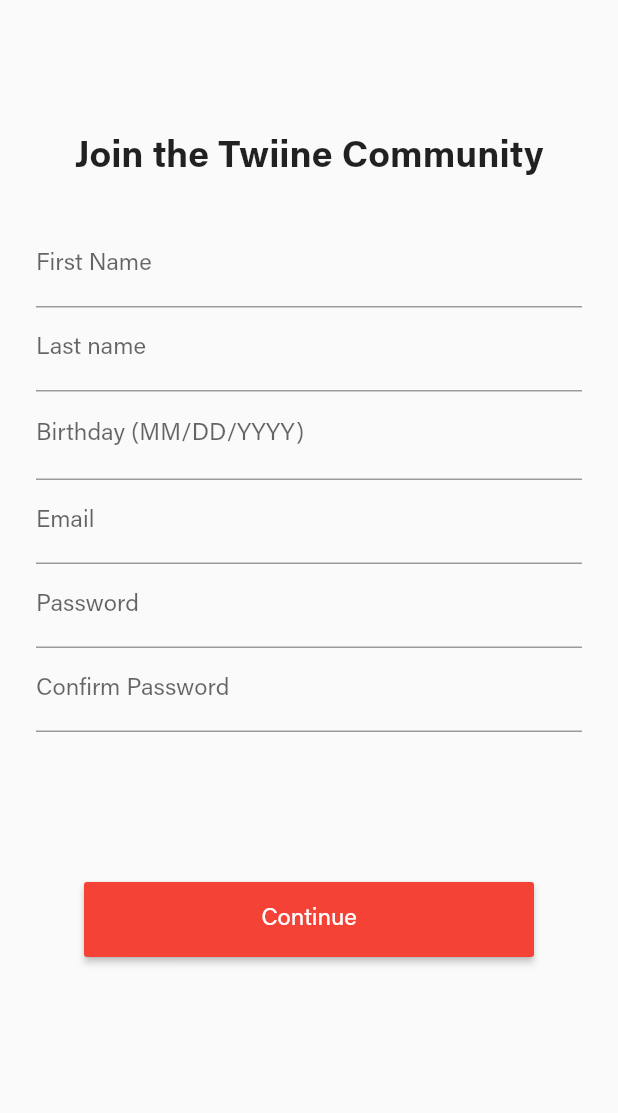
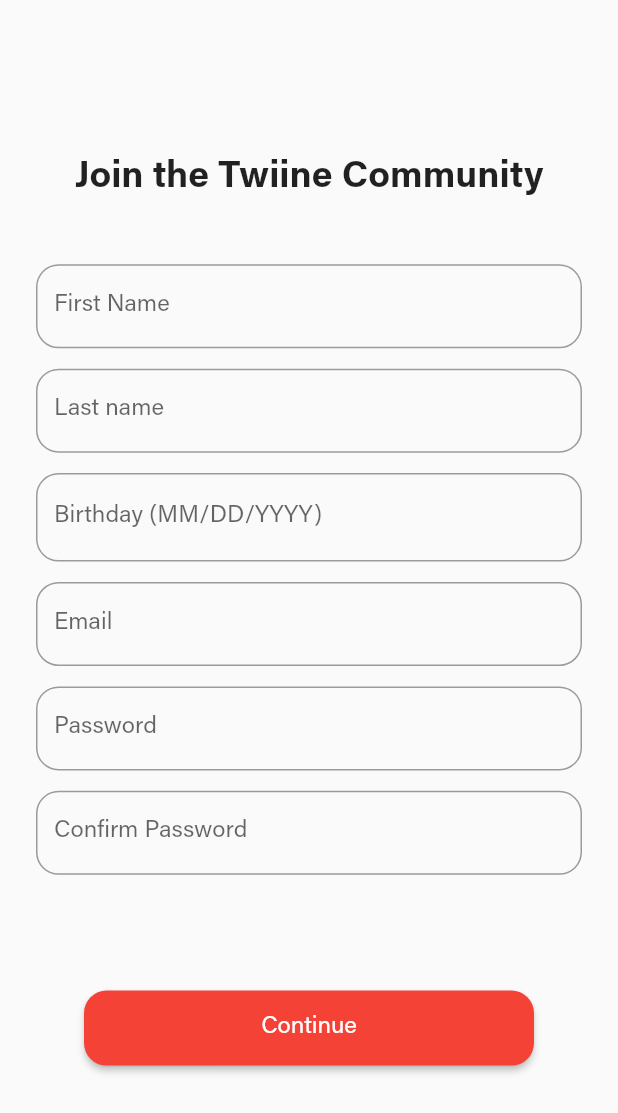
Before and after one commit to Nex-ii/Twiine, a Flutter app: the screen it shows after launch, after a tap on "SIGN UP", on a phone screen of 412 x 824 dp. Shown: the top 1113 px of the screen. Run offline on Flutter 3.47's test engine with Material 2 defaults, Android fonts, the phone set to English and light mode, and no system bars; our stand-ins replace cloud_firestore, cloud_functions, firebase_auth, firebase_storage, flutter_svg, font_awesome_flutter and 6 more; missing offline and left inert: flutter_facebook_login; accounts and stored records are empty; network calls fail.

Commit message:
take the average of grants changes and my changes to the register page

```diff
--- a/lib/main.dart
+++ b/lib/main.dart
@@ -9,7 +9,7 @@ import 'package:twiine/screens/post_login/home/home.dart';
 import 'package:twiine/screens/post_login/addEvent/AddEvent.dart';
 import 'package:twiine/colors.dart';
 import 'package:twiine/screens/pre_login/register/forgot_password/forgot_password.dart';
-import 'package:twiine/screens/pre_login/register/signup/signup.dart';
+import 'package:twiine/screens/pre_login/register/signup/create_account.dart';
 
 void main() => runApp(App());
 
@@ -29,7 +29,7 @@ class App extends StatelessWidget {
         '/': (context) => LoginChecker(),
         '/landing': (context) => LandingPage(),
         '/login': (context) => Login(),
-        '/signup': (context) => SignUp(),
+        '/signup': (context) => CreateAccount(),
         '/home': (context) => Home(),
         '/profile': (context) => Profile(),
         '/forgotPassword': (context) => ForgotPassword(),
--- a/lib/screens/pre_login/register/signup/signup.dart
+++ b/lib/screens/pre_login/register/signup/create_account.dart
@@ -3,17 +3,17 @@ import 'package:flutter/cupertino.dart';
 import 'package:twiine/TwiineApi.dart';
 import 'package:twiine/auth.dart';
 import 'package:shared_preferences/shared_preferences.dart';
+import 'package:twiine/colors.dart';
 import 'package:twiine/screens/pre_login/register/signup/date_picker.dart';
 
-class SignUp extends StatefulWidget {
+class CreateAccount extends StatefulWidget {
   @override
-  // TODO: implement build
   State<StatefulWidget> createState() {
-    return SignUpState();
+    return CreateAccountState();
   }
 }
 
-class SignUpState extends State<SignUp> {
+class CreateAccountState extends State<CreateAccount> {
   TextEditingController _firstNameController = TextEditingController();
   TextEditingController _lastNameController = TextEditingController();
   TextEditingController _birthdayController = TextEditingController();
@@ -31,15 +31,25 @@ class SignUpState extends State<SignUp> {
     );
   }
 
+  var _border = OutlineInputBorder(borderRadius: BorderRadius.circular(15.0));
+  var _focusedBorder = OutlineInputBorder(
+    borderSide: BorderSide(color: TwiineColors.red),
+    borderRadius: BorderRadius.circular(25.0),
+  );
+
   // TextFormField Widgets
   Widget _buildFirstName() {
     return TextFormField(
       controller: _firstNameController,
-      decoration: InputDecoration(labelText: 'First Name'),
+      decoration: InputDecoration(
+        labelText: 'First Name',
+        border: _border,
+        focusedBorder: _focusedBorder,
+      ),
       validator: (String value) {
         if (value.isEmpty) {
           return 'First Name is Required';
-        } else
+        }
         return null;
       },
     );
@@ -48,11 +58,15 @@ class SignUpState extends State<SignUp> {
   Widget _buildLastName() {
     return TextFormField(
       controller: _lastNameController,
-      decoration: InputDecoration(labelText: 'Last name'),
+      decoration: InputDecoration(
+        labelText: 'Last name',
+        border: _border,
+        focusedBorder: _focusedBorder,
+      ),
       validator: (String value) {
         if (value.isEmpty) {
           return 'Last Name is Required';
-        } else
+        }
         return null;
       },
     );
@@ -65,14 +79,18 @@ class SignUpState extends State<SignUp> {
   Widget _buildEmail() {
     return TextFormField(
       controller: _emailController,
-      decoration: InputDecoration(labelText: 'Email'),
+      decoration: InputDecoration(
+        labelText: 'Email',
+        border: _border,
+        focusedBorder: _focusedBorder,
+      ),
       validator: (String value) {
         if (value.isEmpty) {
           return 'Valid Email is Required';
         }
         if (!isValidEmail(value)) {
           return 'Valid Email Address Required';
-        } else
+        }
         return null;
       },
     );
@@ -81,12 +99,19 @@ class SignUpState extends State<SignUp> {
   Widget _buildPassword() {
     return TextFormField(
       controller: _passwordController,
-      decoration: InputDecoration(labelText: 'Password'),
+      decoration: InputDecoration(
+        labelText: 'Password',
+        border: _border,
+        focusedBorder: _focusedBorder,
+      ),
       obscureText: true,
       validator: (String value) {
         if (value.isEmpty) {
           return 'Password is Required';
-        } else
+        }
+        if (value.length < 6) {
+          return 'Password must be at least 6 characters long';
+        }
         return null;
       },
     );
@@ -95,7 +120,11 @@ class SignUpState extends State<SignUp> {
   Widget _buildConfirmPassword() {
     return TextFormField(
       controller: _confirmPasswordController,
-      decoration: InputDecoration(labelText: 'Confirm Password'),
+      decoration: InputDecoration(
+        labelText: 'Confirm Password',
+        border: _border,
+        focusedBorder: _focusedBorder,
+      ),
       obscureText: true,
       validator: (String value) {
         if (value.isEmpty) {
@@ -103,34 +132,13 @@ class SignUpState extends State<SignUp> {
         }
         if (_confirmPasswordController.text != _passwordController.text) {
           return 'Passwords have to match';
-        } else
+        }
         return null;
       },
     );
   }
 
   // validation functions
-  bool isValidDate(String input) {
-    try {
-      List<String> partitionedBirthday = input.split("/");
-      String reformattedBirthday = partitionedBirthday[2] +
-          partitionedBirthday[0] +
-          partitionedBirthday[1];
-      final date = DateTime.parse(reformattedBirthday);
-      final originalFormatString = toOriginalFormatString(date);
-      return reformattedBirthday == originalFormatString;
-    } catch (e) {
-      return false;
-    }
-  }
-
-  String toOriginalFormatString(DateTime dateTime) {
-    final y = dateTime.year.toString().padLeft(4, '0');
-    final m = dateTime.month.toString().padLeft(2, '0');
-    final d = dateTime.day.toString().padLeft(2, '0');
-    return "$y$m$d";
-  }
-
   bool isValidEmail(String input) {
     return RegExp(
             r'^(([^<>()[\]\\.,;:\s@\"]+(\.[^<>()[\]\\.,;:\s@\"]+)*)|(\".+\"))@((\[[0-9]{1,3}\.[0-9]{1,3}\.[0-9]{1,3}\.[0-9]{1,3}\])|(([a-zA-Z\-0-9]+\.)+[a-zA-Z]{2,}))$')
@@ -145,8 +153,11 @@ class SignUpState extends State<SignUp> {
         child: SingleChildScrollView(
           child: Form(
             key: _formKey,
+            child: SizedBox(
+              height: 700,
               child: Column(
-              mainAxisAlignment: MainAxisAlignment.center,
+                // crossAxisAlignment: cross,
+                mainAxisAlignment: MainAxisAlignment.spaceEvenly,
                 children: <Widget>[
                   _buildTitle(),
                   _buildFirstName(),
@@ -155,12 +166,15 @@ class SignUpState extends State<SignUp> {
                   _buildEmail(),
                   _buildPassword(),
                   _buildConfirmPassword(),
-                SizedBox(height: 100),
+                  SizedBox(height: 50),
                   ButtonTheme(
                     minWidth: 300.0,
                     height: 50.0,
                     buttonColor: Colors.red,
                     child: RaisedButton(
+                      shape: RoundedRectangleBorder(
+                        borderRadius: BorderRadius.circular(15.0),
+                      ),
                       child: Text(
                         'Continue',
                         style: TextStyle(color: Colors.white, fontSize: 16),
@@ -184,16 +198,17 @@ class SignUpState extends State<SignUp> {
                                   true,
                                   "email",
                                   _emailController.text,
-                                _passwordController.text
+                                  _passwordController.text,
                                 ),
-                              Navigator.of(context).pushNamed('/navBar')
-                            }
+                                Navigator.of(context).pushNamed('/navBar'),
+                              },
                           },
                         );
                       },
                     ),
                   )
                 ],
+              ),
             ),
           ),
         ),
--- a/lib/screens/pre_login/register/signup/date_picker.dart
+++ b/lib/screens/pre_login/register/signup/date_picker.dart
@@ -23,9 +23,7 @@ class DatePickerFieldState extends State<DatePickerField> {
         builder: (BuildContext context) => SizedBox(
           height: 300,
           child: Container(
-            decoration: BoxDecoration(
-              color: Colors.white
-            ),
+            decoration: BoxDecoration(color: Colors.white),
             child: CupertinoDatePicker(
               mode: CupertinoDatePickerMode.date,
               initialDateTime: DateTime.now(),
@@ -58,11 +56,21 @@ class DatePickerFieldState extends State<DatePickerField> {
 
   @override
   Widget build(BuildContext context) {
+    var _border = OutlineInputBorder(borderRadius: BorderRadius.circular(15.0));
+    var _focusedBorder = OutlineInputBorder(
+      borderSide: const BorderSide(color: Colors.green),
+      borderRadius: BorderRadius.circular(25.0),
+    );
+
     return TextFormField(
       readOnly: true,
       controller: widget.controller,
       decoration: InputDecoration(
-          labelText: 'Birthday (MM/DD/YYYY)', hintText: "Example: 01/01/1990"),
+        labelText: 'Birthday (MM/DD/YYYY)',
+        hintText: "Example: 01/01/1990",
+        border: _border,
+        focusedBorder: _focusedBorder,
+      ),
       onTap: () {
         _showPlatformDatePicker();
       },
```
Also changed, not shown: lib/screens/pre_login/register/create_account/create_account.dart (deleted, +0 -365 lines). Lines whose indentation alone changed are shown as unchanged.
